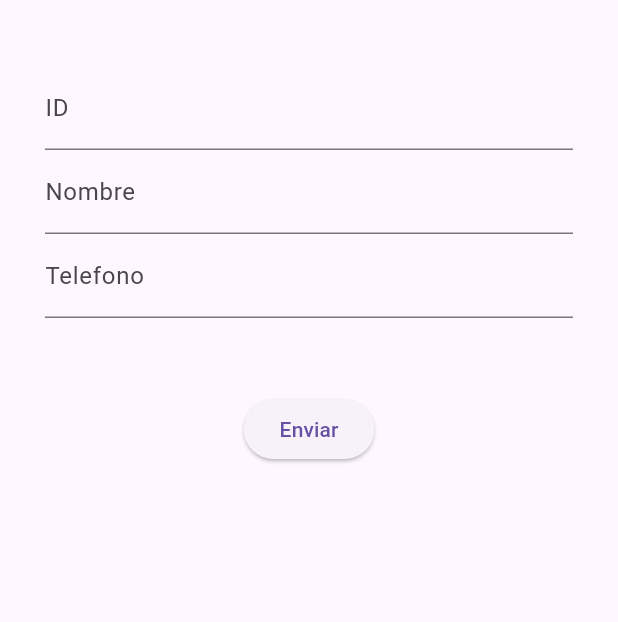
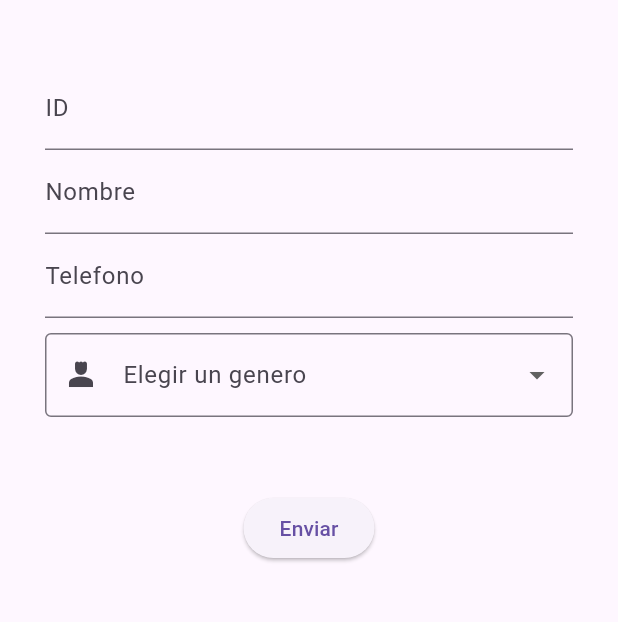
Before and after one commit to BAlbertoGA/flutter_control_escolar, a Flutter app: the MyFormularioAlumno screen opened by its route, on a phone screen of 412 x 824 dp, the part 63-685 px from its top. Run offline on Flutter 3.47's test engine with Material 3 defaults, Android fonts, the phone set to English and light mode, and no system bars.

Commit message:
implementacion del boton de genero

```diff
--- a/lib/formulario_alumno.dart
+++ b/lib/formulario_alumno.dart
@@ -16,7 +16,11 @@ class MyFormularioAlumnoState extends State<MyFormularioAlumno> {
   final crtlId = TextEditingController();
   final crtlNombre = TextEditingController();
   final crtlTelefono = TextEditingController();
+  // final crtlGenero = TextEditingController();
   bool nuevoAlumno = true;
+  String? _selectedValue;
+  String? _generoActualizado;
+  final List<String> _options = ['Hombre', 'Mujer', 'Otro'];
 
   @override
   Widget build(BuildContext context) {
@@ -29,6 +33,7 @@ class MyFormularioAlumnoState extends State<MyFormularioAlumno> {
       crtlId.text = alumnoLista['id'].toString();
       crtlNombre.text = alumnoLista['name'];
       crtlTelefono.text = alumnoLista['phone'].toString();
+      _selectedValue = alumnoLista['genero'].toString();
     }
     return Scaffold(
       appBar: AppBar(
@@ -97,6 +102,47 @@ class MyFormularioAlumnoState extends State<MyFormularioAlumno> {
                   return null;
                 },
               ),
+              SizedBox(height: 10),
+              // DropdownButton<String>(
+              //   hint: Text('Elige un genero'),
+              //   value: _selectedValue,
+              //   items: _options.map((String genero) {
+              //     return DropdownMenuItem<String>(
+              //       value: genero,
+              //       child: Text(genero),
+              //     );
+              //   }).toList(),
+              //   onChanged: (value) {
+              //     setState(() {
+              //       _selectedValue = value;
+              //     });
+              //     print(value);
+              //   },
+              // ),
+              DropdownButtonFormField(
+                decoration: InputDecoration(
+                  labelText: "Elegir un genero",
+                  border: OutlineInputBorder(),
+                  prefixIcon: Icon(Icons.person_4_sharp),
+                ),
+                value: _selectedValue,
+                items: _options.map((String genero) {
+                  return DropdownMenuItem<String>(
+                    value: genero,
+                    child: Text(genero),
+                  );
+                }).toList(),
+                onChanged: (value) {
+                  setState(() {
+                    _selectedValue = value;
+                  });
+                  print(_selectedValue);
+                  _generoActualizado = _selectedValue;
+                },
+                validator: (value) =>
+                    value == null ? 'Falta elegir un genero' : null,
+              ),
+
               SizedBox(height: 50),
               ElevatedButton(
                 onPressed: () {
@@ -106,13 +152,14 @@ class MyFormularioAlumnoState extends State<MyFormularioAlumno> {
                     String telefonoAlumno = crtlTelefono.text;
 
                     if (!nuevoAlumno) {
-                      int indexAlumno=MyListView.alumnos.indexWhere(
-                        (alumno)=>alumno['id']==id
+                      int indexAlumno = MyListView.alumnos.indexWhere(
+                        (alumno) => alumno['id'] == id,
                       );
-                      MyListView.alumnos[indexAlumno]={
+                      MyListView.alumnos[indexAlumno] = {
                         'id': int.parse(idAlumno),
                         'name': nombreAlumno,
                         'phone': int.parse(telefonoAlumno),
+                        'genero': _generoActualizado,
                       };
 
                       ScaffoldMessenger.of(context).showSnackBar(
--- a/lib/mylistview.dart
+++ b/lib/mylistview.dart
@@ -6,9 +6,9 @@ class MyListView extends StatefulWidget {
   const MyListView({super.key});
 
   static List alumnos = [
-    {'id': 1, 'name': 'Bryan', 'phone': 5555},
-    {'id': 2, 'name': 'Alejandra', 'phone': 3333},
-    {'id': 3, 'name': 'Carlos', 'phone': 4444},
+    {'id': 1, 'name': 'Bryan', 'phone': 5555, 'genero': 'Hombre'},
+    {'id': 2, 'name': 'Alejandra', 'phone': 3333, 'genero': 'Mujer'},
+    {'id': 3, 'name': 'Carlos', 'phone': 4444, 'genero': 'Hombre'},
   ];
 
   @override
```
